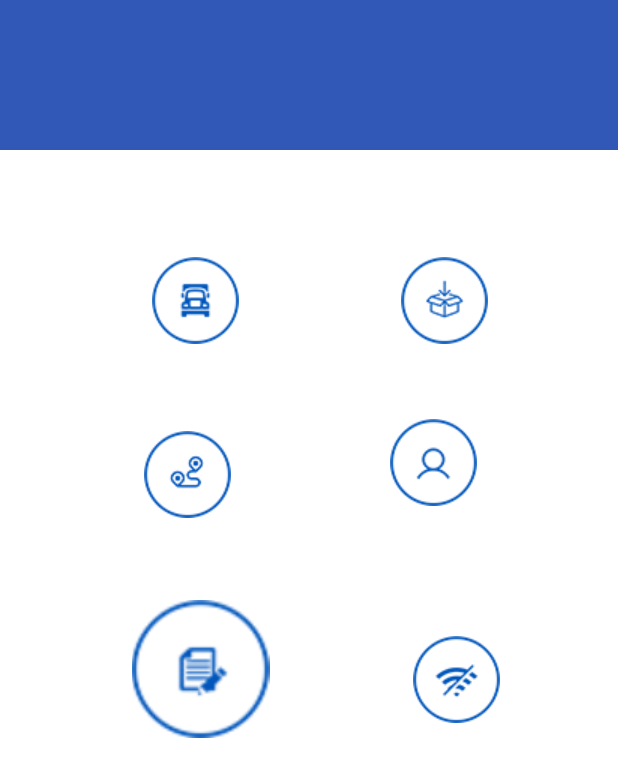
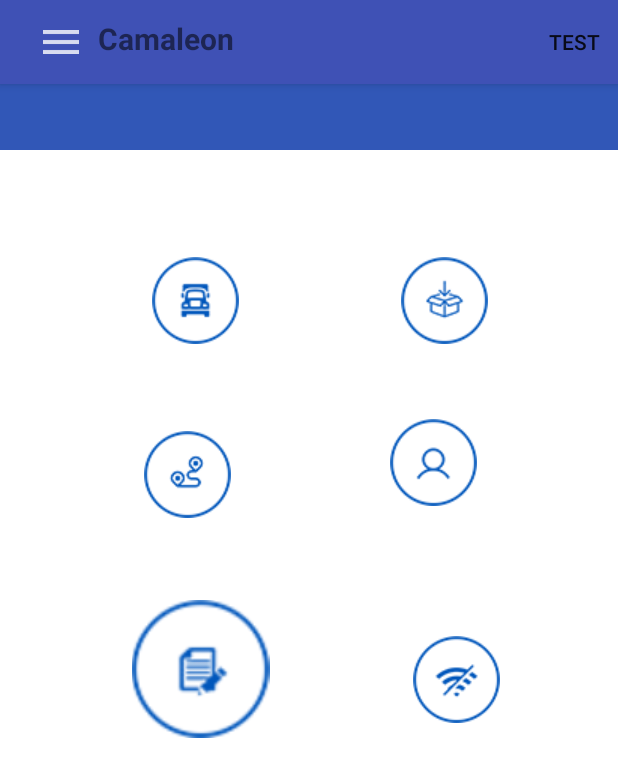
Before and after one commit to israel1x/AppCamaleon, an Android app: the MenuPrincipal screen opened directly, with no data from a screen before it, on a phone screen of 412 x 824 dp. Shown: the top 777 px of the screen. Run offline under Robolectric (Android 15) with nearby library versions, the phone set to English and light mode, and no system bars; our stand-ins replace Room's generated code, Volley; libraries missing offline, so code that uses them is left out: android.arch.persistence; network calls fail.

Commit message:
Creacion de barra de menu(ActionBar)

```diff
--- a/app/src/main/java/com/example/pasantias/appcamaleon/MenuPrincipal.java
+++ b/app/src/main/java/com/example/pasantias/appcamaleon/MenuPrincipal.java
@@ -6,7 +6,10 @@ import android.content.Intent;
 import android.os.AsyncTask;
 import android.support.v7.app.AppCompatActivity;
 import android.os.Bundle;
+import android.support.v7.widget.Toolbar;
 import android.util.Log;
+import android.view.Menu;
+import android.view.MenuItem;
 import android.view.View;
 import android.widget.Button;
 import android.widget.ImageButton;
@@ -47,6 +50,9 @@ public class MenuPrincipal extends AppCompatActivity {
         super.onCreate(savedInstanceState);
         setContentView(R.layout.activity_menu_principal);
 
+        Toolbar miActionBar = (Toolbar)  findViewById(R.id.miActionBar);
+        setSupportActionBar(miActionBar);
+
         btVerPedidos = (ImageButton) findViewById(R.id.bt_ver_pedidos);
         btRutaClientes = (ImageButton) findViewById(R.id.bt_ruta_clientes);
         btListClientes = (ImageButton) findViewById(R.id.bt_list_clientes);
@@ -77,6 +83,21 @@ public class MenuPrincipal extends AppCompatActivity {
             }
         });
 
+
+    }
+
+    public boolean onCreateOptionsMenu(Menu menu) {
+        getMenuInflater().inflate(R.menu.main, menu);
+        return true;
+    }
+
+    @Override
+    public boolean onOptionsItemSelected(MenuItem item) {
+        int menuItemThatWasSelected = item.getItemId();
+       if (menuItemThatWasSelected == R.id.action_test) {
+           Log.d("Menu", "item xxxx");
+        }
+        return super.onOptionsItemSelected(item);
     }
 
     @SuppressLint("LongLogTag")
--- /dev/null
+++ b/app/src/main/res/layout/actionbar.xml
@@ -0,0 +1,45 @@
+<?xml version="1.0" encoding="utf-8"?>
+<android.support.v7.widget.Toolbar
+    xmlns:android="http://schemas.android.com/apk/res/android"
+    xmlns:app="http://schemas.android.com/apk/res-auto"
+    android:layout_width="match_parent"
+    android:layout_height="wrap_content"
+    android:background="@color/colorPrimary"
+    android:elevation="@dimen/elevation_actionbar"
+    android:theme="@style/ThemeOverlay.AppCompat.ActionBar"
+    app:popupTheme="@style/ThemeOverlay.AppCompat.Light">
+
+
+    <LinearLayout
+        android:layout_width="match_parent"
+        android:layout_height="match_parent"
+        android:orientation="horizontal">
+
+        <LinearLayout
+            android:layout_width="49dp"
+            android:layout_height="match_parent"
+            android:orientation="vertical">
+
+            <ImageButton
+                android:id="@+id/btn_oc"
+                android:layout_width="match_parent"
+                android:layout_height="wrap_content"
+                android:layout_weight="1"
+                android:background="@null"
+                android:src="@drawable/ic_menu" />
+
+        </LinearLayout>
+        <LinearLayout
+            android:layout_width="match_parent"
+            android:layout_height="match_parent">
+
+            <TextView
+                android:layout_width="wrap_content"
+                android:layout_height="wrap_content"
+                android:text="Camaleon"
+                android:textSize="20sp"
+                android:textStyle="bold"/>
+        </LinearLayout>
+    </LinearLayout>
+
+</android.support.v7.widget.Toolbar>
--- a/app/src/main/res/layout/activity_lista_clientes.xml
+++ b/app/src/main/res/layout/activity_lista_clientes.xml
@@ -6,6 +6,9 @@
     android:layout_height="match_parent"
     android:orientation="vertical"
     tools:context=".ListaClientes">
+
+    <include android:id="@+id/miActionBar" layout="@layout/actionbar">
+    </include>
 
 
     <LinearLayout
--- a/app/src/main/res/layout/activity_maps.xml
+++ b/app/src/main/res/layout/activity_maps.xml
@@ -1,7 +1,11 @@
 <?xml version="1.0" encoding="utf-8"?>
 <LinearLayout android:layout_width="match_parent"
     android:layout_height="match_parent"
-    xmlns:android="http://schemas.android.com/apk/res/android" >
+    xmlns:android="http://schemas.android.com/apk/res/android"
+    android:orientation="vertical">
+
+    <include android:id="@+id/miActionBar" layout="@layout/actionbar">
+    </include>
 
     <fragment xmlns:android="http://schemas.android.com/apk/res/android"
         xmlns:map="http://schemas.android.com/apk/res-auto"
--- a/app/src/main/res/layout/activity_menu_principal.xml
+++ b/app/src/main/res/layout/activity_menu_principal.xml
@@ -7,6 +7,8 @@
     android:background="@drawable/menuprincipal_background"
     tools:context=".MenuPrincipal">
 
+    <include android:id="@+id/miActionBar" layout="@layout/actionbar">
+    </include>
 
     <ImageButton
         android:id="@+id/bt_ver_pedidos"
--- a/app/src/main/res/layout/activity_ruta_de_clientes.xml
+++ b/app/src/main/res/layout/activity_ruta_de_clientes.xml
@@ -6,4 +6,7 @@
     android:layout_height="match_parent"
     tools:context=".RutaDeClientes">
 
+
+
+
 </android.support.constraint.ConstraintLayout>
--- /dev/null
+++ b/app/src/main/res/menu/main.xml
@@ -0,0 +1,10 @@
+<?xml version="1.0" encoding="utf-8"?>
+<menu xmlns:android="http://schemas.android.com/apk/res/android"
+    xmlns:app="http://schemas.android.com/apk/res-auto">
+
+    <item
+        android:id="@+id/action_test"
+        android:orderInCategory="1"
+        app:showAsAction="ifRoom"
+        android:title="test" />
+</menu>
--- a/app/src/main/res/values/dimens.xml
+++ b/app/src/main/res/values/dimens.xml
@@ -2,4 +2,8 @@
     <!-- Default screen margins, per the Android Design guidelines. -->
     <dimen name="activity_horizontal_margin">16dp</dimen>
     <dimen name="activity_vertical_margin">16dp</dimen>
+
+
+    <!-- Toolbar dimensions -->
+    <dimen name="elevation_actionbar">4dp</dimen>
 </resources>
```
Also changed, not shown: app/src/main/AndroidManifest.xml (+8 -5 lines), app/src/main/java/com/example/pasantias/appcamaleon/MapsActivity.java (+13 -0 lines), app/src/main/res/drawable-hdpi/ic_menu.png (added), app/src/main/res/drawable-mdpi/ic_menu.png (added), app/src/main/res/drawable-xhdpi/ic_menu.png (added), app/src/main/res/drawable-xxhdpi/ic_menu.png (added), 1 other file.
